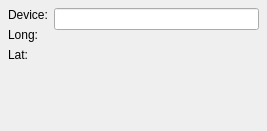
KDE/kstars, file kstars/tools/argsetgeolocationindi.ui: the form before one commit.
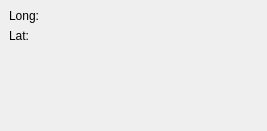
The form after the commit. Custom widgets are drawn as their Qt base class.

Diff of the .ui file:
```diff
--- a/kstars/tools/argsetgeolocationindi.ui
+++ b/kstars/tools/argsetgeolocationindi.ui
@@ -14,7 +14,7 @@
   </property>
   <layout class="QVBoxLayout" >
    <property name="margin" >
-    <number>8</number>
+    <number>9</number>
    </property>
    <property name="spacing" >
     <number>6</number>
@@ -35,13 +35,6 @@
        <property name="spacing" >
         <number>6</number>
        </property>
-       <item>
-        <widget class="QLabel" name="textLabel1_3" >
-         <property name="text" >
-          <string>Device:</string>
-         </property>
-        </widget>
-       </item>
        <item>
         <widget class="QLabel" name="textLabel1" >
          <property name="text" >
@@ -66,9 +59,6 @@
        <property name="spacing" >
         <number>6</number>
        </property>
-       <item>
-        <widget class="QLineEdit" name="deviceName" />
-       </item>
        <item>
         <widget class="dmsBox" name="longBox" />
        </item>
@@ -100,13 +90,6 @@
  <layoutdefault spacing="6" margin="11" />
  <pixmapfunction></pixmapfunction>
  <customwidgets>
-  <customwidget>
-   <class>dmsBox</class>
-   <extends>KLineEdit</extends>
-   <header>widgets/dmsbox.h</header>
-   <container>0</container>
-   <pixmap></pixmap>
-  </customwidget>
   <customwidget>
    <class>KLineEdit</class>
    <extends></extends>
@@ -114,6 +97,13 @@
    <container>0</container>
    <pixmap></pixmap>
   </customwidget>
+  <customwidget>
+   <class>dmsBox</class>
+   <extends>KLineEdit</extends>
+   <header>widgets/dmsbox.h</header>
+   <container>0</container>
+   <pixmap></pixmap>
+  </customwidget>
  </customwidgets>
  <resources/>
  <connections/>
```
